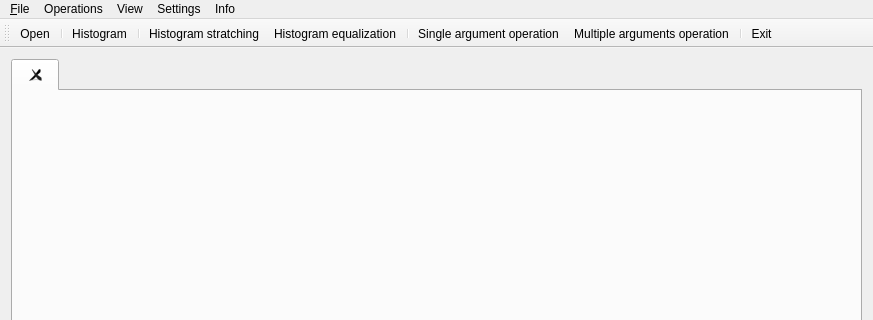
Old version of the form mainwindow.ui in the repository Shadasviar/APOD; both pictures show x 0 to 873 and y 0 to 320 of the 873 by 649 pixel window.
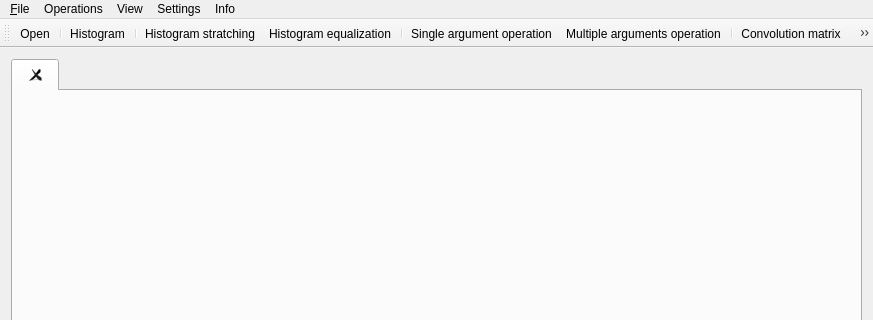
New version of the form. Icons and pictures are not drawn.

Commit message: Add convolution matrix operation.

```diff
--- a/mainwindow.ui
+++ b/mainwindow.ui
@@ -142,7 +142,7 @@
     <enum>TopToolBarArea</enum>
    </attribute>
    <attribute name="toolBarBreak">
-    <bool>true</bool>
+    <bool>false</bool>
    </attribute>
    <addaction name="actionOpen"/>
    <addaction name="separator"/>
@@ -154,6 +154,8 @@
    <addaction name="actionSingle_Argument_Operation"/>
    <addaction name="actionMultiple_arguments_operation"/>
    <addaction name="separator"/>
+   <addaction name="actionConvolution_matrix"/>
+   <addaction name="separator"/>
    <addaction name="actionExit"/>
   </widget>
   <widget class="QStatusBar" name="statusBar"/>
@@ -260,6 +262,19 @@
     <string>Text beside icons</string>
    </property>
   </action>
+  <action name="actionConvolution_matrix">
+   <property name="icon">
+    <iconset>
+     <normalon>:/Resources/matrix.png</normalon>
+    </iconset>
+   </property>
+   <property name="text">
+    <string>Convolution matrix</string>
+   </property>
+   <property name="shortcut">
+    <string>Ctrl+M</string>
+   </property>
+  </action>
  </widget>
  <layoutdefault spacing="6" margin="11"/>
  <resources>
```
Left out of the diff: 3 changed lines with no effect on the pictures. The commit also changes 9 other files.
